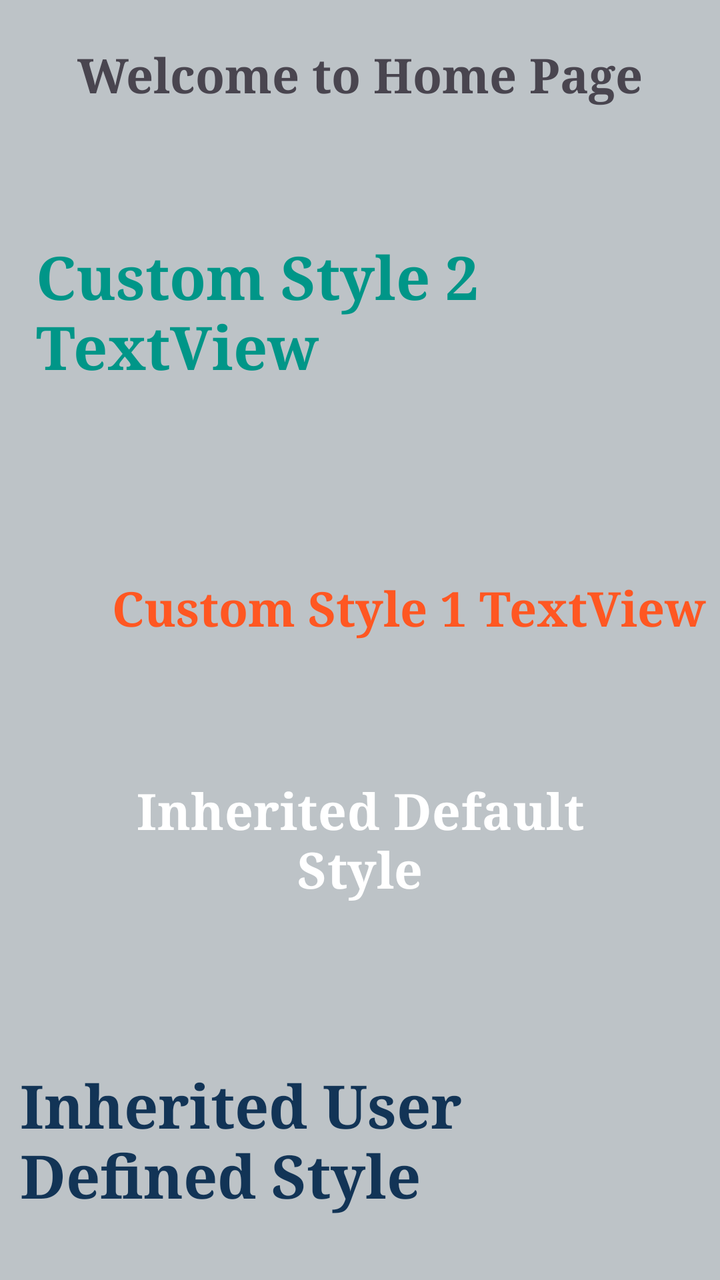
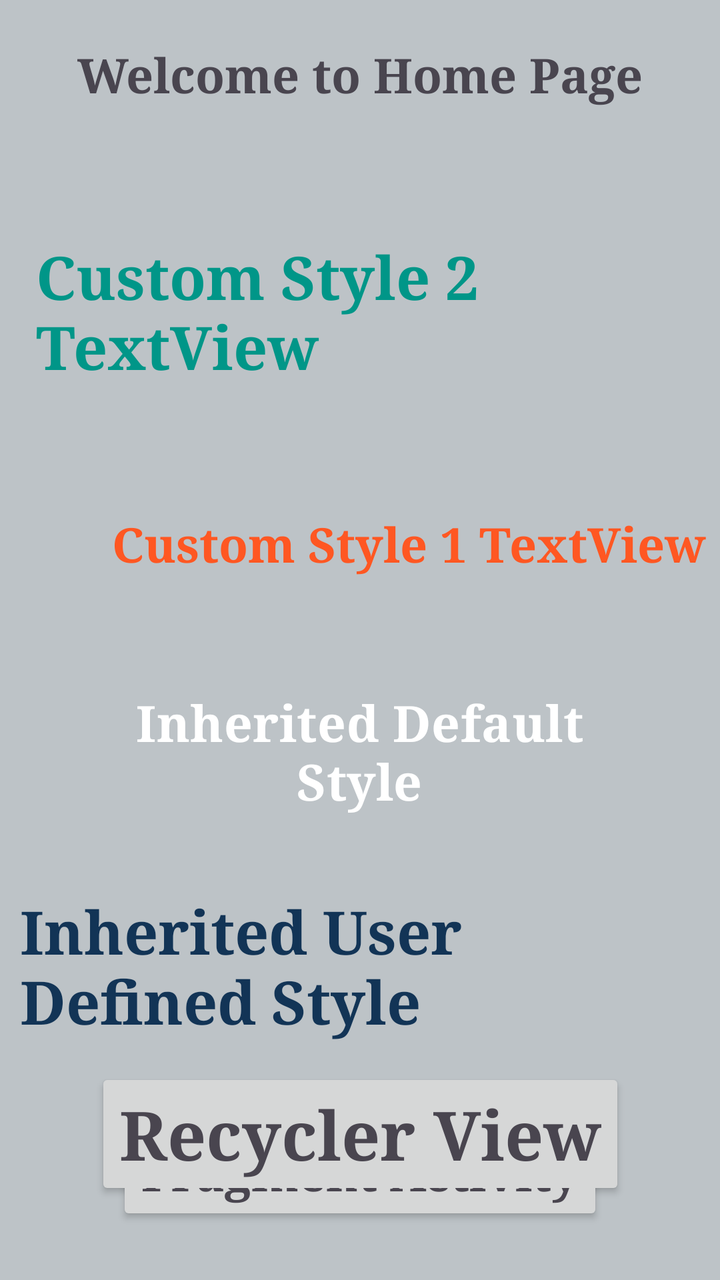

Two renders of the same Android screen: before a commit and after it. Below are the layout's source before the change and the commit's diff.
<!-- AndroidManifest.xml: application theme Theme.LoginForm -->
<!-- res/layout/activity_home.xml -->
<?xml version="1.0" encoding="utf-8"?>
<androidx.constraintlayout.widget.ConstraintLayout xmlns:android="http://schemas.android.com/apk/res/android"
    xmlns:app="http://schemas.android.com/apk/res-auto"
    xmlns:tools="http://schemas.android.com/tools"
    android:id="@+id/main"
    android:layout_width="match_parent"
    android:layout_height="match_parent"
    android:theme="@style/Theme.LoginFormCustom1"
    tools:context=".HomeActivity">

    <TextView
        android:id="@+id/tv_custom_style3"
        style="@style/InheritedStyle"
        android:layout_width="wrap_content"
        android:layout_height="wrap_content"
        android:layout_marginTop="59dp"
        android:text="Inherited User Defined Style"
        app:layout_constraintEnd_toEndOf="parent"
        app:layout_constraintStart_toStartOf="parent"
        app:layout_constraintTop_toBottomOf="@+id/button" />

    <TextView
        android:id="@+id/tv_custom_style2"
        style="@style/CustomTextStyle1"
        android:layout_width="wrap_content"
        android:layout_height="wrap_content"
        android:layout_marginStart="56dp"
        android:layout_marginTop="84dp"
        android:text="Custom Style 1 TextView"
        app:layout_constraintStart_toStartOf="parent"
        app:layout_constraintTop_toBottomOf="@+id/tv_custom_style" />

    <TextView
        android:id="@+id/textView"
        android:layout_width="wrap_content"
        android:layout_height="wrap_content"
        android:layout_marginTop="21dp"
        android:text="Welcome to Home Page"
        android:textSize="24sp"
        app:layout_constraintEnd_toEndOf="parent"
        app:layout_constraintStart_toStartOf="parent"
        app:layout_constraintTop_toTopOf="parent" />

    <TextView
        android:id="@+id/tv_custom_style"
        style="@style/CustomTextStyle2"
        android:layout_width="wrap_content"
        android:layout_height="wrap_content"
        android:layout_marginStart="8dp"
        android:layout_marginTop="108dp"
        android:text="Custom Style 2 TextView"
        app:layout_constraintStart_toStartOf="parent"
        app:layout_constraintTop_toTopOf="parent" />

    <Button
        android:id="@+id/button"
        style="@style/MyRoundedButton"
        android:layout_width="wrap_content"
        android:layout_height="wrap_content"
        android:layout_marginTop="56dp"
        android:text="Inherited Default Style"
        app:layout_constraintEnd_toEndOf="parent"
        app:layout_constraintStart_toStartOf="parent"
        app:layout_constraintTop_toBottomOf="@+id/tv_custom_style2" />

    <Button
        android:id="@+id/frag_trigger_id"
        android:layout_width="wrap_content"
        android:layout_height="wrap_content"
        android:layout_marginTop="29dp"
        android:text="FragmentActivity"
        android:textAppearance="@style/TextAppearance.AppCompat.Medium"
        android:textSize="24sp"
        app:layout_constraintEnd_toEndOf="parent"
        app:layout_constraintStart_toStartOf="parent"
        app:layout_constraintTop_toBottomOf="@+id/tv_custom_style3" />

</androidx.constraintlayout.widget.ConstraintLayout>
<!-- resources referenced by this layout -->
<resources>
  <style name="CustomTextStyle1">
          <item name="android:textColor">#FF5722</item>
          <item name="android:textStyle">bold</item>
          <item name="android:textSize">24sp</item>
          <item name="android:gravity">center</item>
          <item name="android:fontFamily">serif</item>
      </style>
  <style name="CustomTextStyle2">
          <item name="android:textSize">30sp</item>
          <item name="android:textColor">#009688</item>
          <item name="android:padding">10dp</item>
      </style>
  <style name="InheritedStyle" parent="@style/CustomTextStyle2">
          <item name="android:textStyle">bold</item>
          <item name="android:textAlignment">center</item>
          <item name="android:textColor">#123456</item>
      </style>
  <style name="MyRoundedButton" parent="Widget.Material3.Button">
          <item name="android:backgroundTint">#FF5722</item>
          <item name="android:textSize">25sp</item>
          <item name="android:textColor">@android:color/white</item>
          <item name="android:paddingHorizontal">25dp</item>
          <item name="android:paddingVertical">12dp</item>
      </style>
  <style name="Theme.LoginFormCustom1" parent="Base.Theme.LoginForm">
          <item name="android:textStyle">bold</item>
          <item name="android:background">#BDC3C7</item>
          <item name="android:navigationBarColor">#7F8C8D</item>
      </style>
  <style name="Theme.LoginForm" parent="Base.Theme.LoginForm">
          <item name="android:statusBarColor">#E6F3F3</item>
          <item name="android:background">#F5EFEF</item>
          <item name="fontFamily">serif</item>
          <item name="android:textAlignment">center</item>
          <item name="android:navigationBarColor">#FF5645</item>
      </style>
  <style name="Base.Theme.LoginForm" parent="Theme.Material3.DayNight.NoActionBar">
          
          
      </style>
</resources>

<!-- the commit's change to res/layout/activity_home.xml (unified diff, before → after) -->
@@ -13,9 +13,10 @@
         style="@style/InheritedStyle"
         android:layout_width="wrap_content"
         android:layout_height="wrap_content"
-        android:layout_marginTop="59dp"
+        android:layout_marginTop="16dp"
         android:text="Inherited User Defined Style"
         app:layout_constraintEnd_toEndOf="parent"
+        app:layout_constraintHorizontal_bias="1.0"
         app:layout_constraintStart_toStartOf="parent"
         app:layout_constraintTop_toBottomOf="@+id/button" />
 
@@ -25,7 +26,7 @@
         android:layout_width="wrap_content"
         android:layout_height="wrap_content"
         android:layout_marginStart="56dp"
-        android:layout_marginTop="84dp"
+        android:layout_marginTop="52dp"
         android:text="Custom Style 1 TextView"
         app:layout_constraintStart_toStartOf="parent"
         app:layout_constraintTop_toBottomOf="@+id/tv_custom_style" />
@@ -57,9 +58,10 @@
         style="@style/MyRoundedButton"
         android:layout_width="wrap_content"
         android:layout_height="wrap_content"
-        android:layout_marginTop="56dp"
+        android:layout_marginTop="44dp"
         android:text="Inherited Default Style"
         app:layout_constraintEnd_toEndOf="parent"
+        app:layout_constraintHorizontal_bias="0.494"
         app:layout_constraintStart_toStartOf="parent"
         app:layout_constraintTop_toBottomOf="@+id/tv_custom_style2" />
 
@@ -68,11 +70,22 @@
         android:layout_width="wrap_content"
         android:layout_height="wrap_content"
         android:layout_marginTop="29dp"
-        android:text="FragmentActivity"
+        android:text="Fragment Activity"
         android:textAppearance="@style/TextAppearance.AppCompat.Medium"
         android:textSize="24sp"
         app:layout_constraintEnd_toEndOf="parent"
         app:layout_constraintStart_toStartOf="parent"
         app:layout_constraintTop_toBottomOf="@+id/tv_custom_style3" />
 
+    <Button
+        android:id="@+id/btn_recycler_id"
+        android:layout_width="wrap_content"
+        android:layout_height="wrap_content"
+        android:layout_marginBottom="40dp"
+        android:text="Recycler View"
+        android:textAppearance="@style/TextAppearance.AppCompat.Display1"
+        app:layout_constraintBottom_toBottomOf="parent"
+        app:layout_constraintEnd_toEndOf="parent"
+        app:layout_constraintStart_toStartOf="parent" />
+
 </androidx.constraintlayout.widget.ConstraintLayout>
